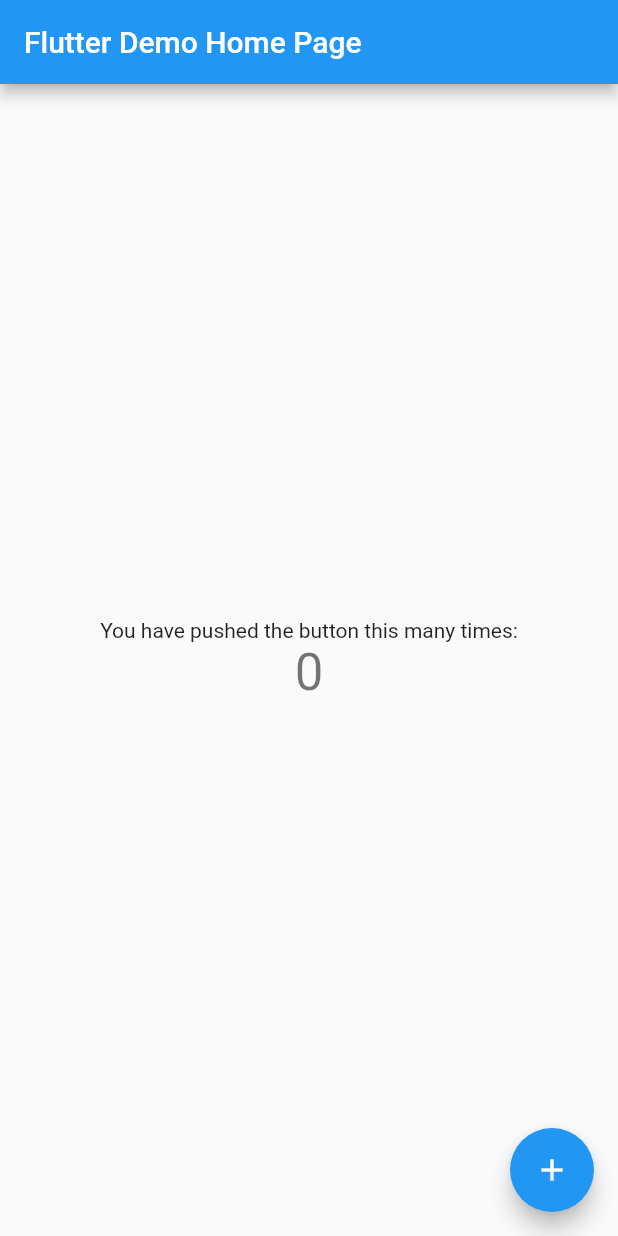
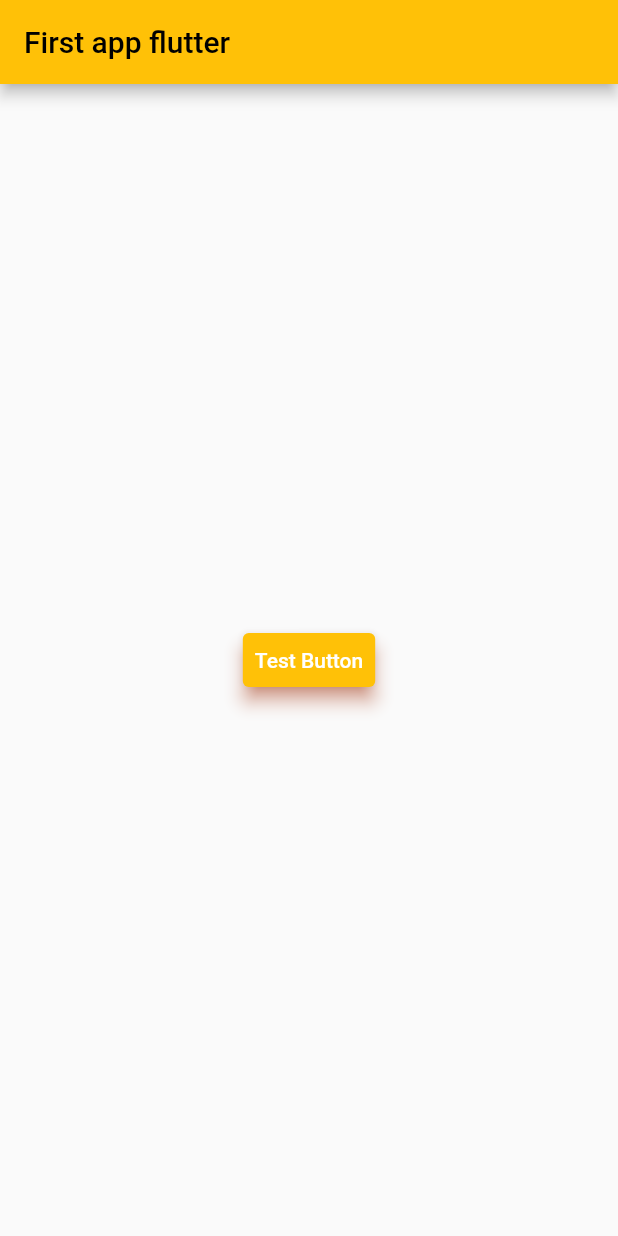
Before and after one commit to Debarghya-Basak/firstappflutter, a Flutter app: the screen it shows after launch, on a phone screen of 412 x 824 dp. Run offline on Flutter 3.47's test engine with Material 2 defaults, Android fonts, the phone set to English and light mode, and no system bars.

Commit message:
Added button

```diff
--- a/lib/main.dart
+++ b/lib/main.dart
@@ -1,3 +1,5 @@
+import 'dart:math';
+
 import 'package:flutter/material.dart';
 
 void main() {
@@ -11,105 +13,56 @@ class MyApp extends StatelessWidget {
   @override
   Widget build(BuildContext context) {
     return MaterialApp(
-      title: 'Flutter Demo',
+      title: 'First App Flutter',
       theme: ThemeData(
-        // This is the theme of your application.
-        //
-        // Try running your application with "flutter run". You'll see the
-        // application has a blue toolbar. Then, without quitting the app, try
-        // changing the primarySwatch below to Colors.green and then invoke
-        // "hot reload" (press "r" in the console where you ran "flutter run",
-        // or simply save your changes to "hot reload" in a Flutter IDE).
-        // Notice that the counter didn't reset back to zero; the application
-        // is not restarted.
-        primarySwatch: Colors.blue,
+        primarySwatch: Colors.amber,
+        textButtonTheme: const TextButtonThemeData(
+            style: ButtonStyle(
+                backgroundColor: MaterialStatePropertyAll(Colors.amber),
+              foregroundColor: MaterialStatePropertyAll(Colors.white),
+              elevation: MaterialStatePropertyAll(5),
+              shadowColor: MaterialStatePropertyAll(Colors.deepOrange),
+              overlayColor: MaterialStatePropertyAll(Color(0xFFFF9526))
+            )
+        )
+
       ),
-      home: const MyHomePage(title: 'Flutter Demo Home Page'),
+      darkTheme: ThemeData(
+        primarySwatch: Colors.brown,
+        textButtonTheme: const TextButtonThemeData(
+            style: ButtonStyle(
+              backgroundColor: MaterialStatePropertyAll(Colors.brown),
+              foregroundColor: MaterialStatePropertyAll(Colors.white),
+                elevation: MaterialStatePropertyAll(5),
+                shadowColor: MaterialStatePropertyAll(Colors.grey),
+                overlayColor: MaterialStatePropertyAll(Color(0xFF574634))
+
+            )
+        )
+      ),
+      home: const HomePage(),
     );
   }
 }
 
-class MyHomePage extends StatefulWidget {
-  const MyHomePage({super.key, required this.title});
-
-  // This widget is the home page of your application. It is stateful, meaning
-  // that it has a State object (defined below) that contains fields that affect
-  // how it looks.
-
-  // This class is the configuration for the state. It holds the values (in this
-  // case the title) provided by the parent (in this case the App widget) and
-  // used by the build method of the State. Fields in a Widget subclass are
-  // always marked "final".
-
-  final String title;
-
-  @override
-  State<MyHomePage> createState() => _MyHomePageState();
-}
-
-class _MyHomePageState extends State<MyHomePage> {
-  int _counter = 0;
-
-  void _incrementCounter() {
-    setState(() {
-      // This call to setState tells the Flutter framework that something has
-      // changed in this State, which causes it to rerun the build method below
-      // so that the display can reflect the updated values. If we changed
-      // _counter without calling setState(), then the build method would not be
-      // called again, and so nothing would appear to happen.
-      _counter++;
-    });
-  }
+class HomePage extends StatelessWidget {
+  const HomePage({Key? key}) : super(key: key);
 
   @override
   Widget build(BuildContext context) {
-    // This method is rerun every time setState is called, for instance as done
-    // by the _incrementCounter method above.
-    //
-    // The Flutter framework has been optimized to make rerunning build methods
-    // fast, so that you can just rebuild anything that needs updating rather
-    // than having to individually change instances of widgets.
     return Scaffold(
       appBar: AppBar(
-        // Here we take the value from the MyHomePage object that was created by
-        // the App.build method, and use it to set our appbar title.
-        title: Text(widget.title),
+        title: Text('First app flutter'),
       ),
       body: Center(
-        // Center is a layout widget. It takes a single child and positions it
-        // in the middle of the parent.
-        child: Column(
-          // Column is also a layout widget. It takes a list of children and
-          // arranges them vertically. By default, it sizes itself to fit its
-          // children horizontally, and tries to be as tall as its parent.
-          //
-          // Invoke "debug painting" (press "p" in the console, choose the
-          // "Toggle Debug Paint" action from the Flutter Inspector in Android
-          // Studio, or the "Toggle Debug Paint" command in Visual Studio Code)
-          // to see the wireframe for each widget.
-          //
-          // Column has various properties to control how it sizes itself and
-          // how it positions its children. Here we use mainAxisAlignment to
-          // center the children vertically; the main axis here is the vertical
-          // axis because Columns are vertical (the cross axis would be
-          // horizontal).
-          mainAxisAlignment: MainAxisAlignment.center,
-          children: <Widget>[
-            const Text(
-              'You have pushed the button this many times:',
-            ),
-            Text(
-              '$_counter',
-              style: Theme.of(context).textTheme.headlineMedium,
-            ),
-          ],
-        ),
-      ),
-      floatingActionButton: FloatingActionButton(
-        onPressed: _incrementCounter,
-        tooltip: 'Increment',
-        child: const Icon(Icons.add),
-      ), // This trailing comma makes auto-formatting nicer for build methods.
+          child: TextButton(
+              child: Text('Test Button'),
+              onPressed: () { print('Button Pressed'); },
+              onHover: (a) { print('Hovering'); }
+          ),
+
+      )
     );
+
   }
 }
```
